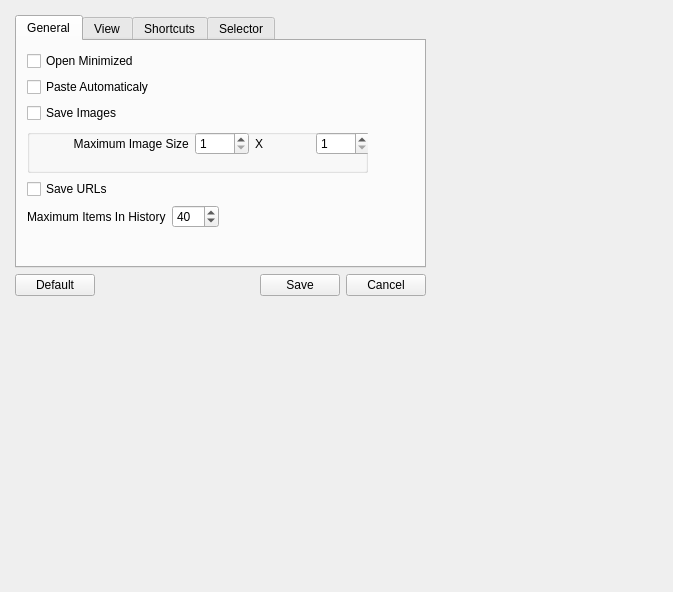
rusith/genius, file views/settingswindow.ui: the form before one commit.
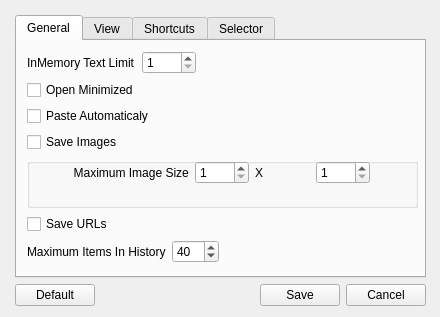
The form after the commit. The open tabs and pages were chosen to show the change. Icons and pictures are not drawn.

What changed in the file:
```diff
--- a/views/settingswindow.ui
+++ b/views/settingswindow.ui
@@ -6,8 +6,8 @@
    <rect>
     <x>0</x>
     <y>0</y>
-    <width>673</width>
-    <height>592</height>
+    <width>440</width>
+    <height>317</height>
    </rect>
   </property>
   <property name="windowTitle">
@@ -24,7 +24,7 @@
       <x>10</x>
       <y>10</y>
       <width>421</width>
-      <height>291</height>
+      <height>301</height>
      </rect>
     </property>
     <layout class="QVBoxLayout" name="verticalLayout_2">
@@ -54,11 +54,45 @@
           <rect>
            <x>10</x>
            <y>10</y>
-           <width>341</width>
-           <height>177</height>
+           <width>391</width>
+           <height>212</height>
           </rect>
          </property>
          <layout class="QVBoxLayout" name="VL2">
+          <item>
+           <layout class="QHBoxLayout" name="horizontalLayout_14">
+            <item>
+             <widget class="QLabel" name="label_15">
+              <property name="text">
+               <string>InMemory Text Limit</string>
+              </property>
+             </widget>
+            </item>
+            <item>
+             <widget class="QSpinBox" name="inMemoryTextLimit_sb">
+              <property name="minimum">
+               <number>1</number>
+              </property>
+              <property name="maximum">
+               <number>1000</number>
+              </property>
+             </widget>
+            </item>
+            <item>
+             <spacer name="horizontalSpacer_5">
+              <property name="orientation">
+               <enum>Qt::Horizontal</enum>
+              </property>
+              <property name="sizeHint" stdset="0">
+               <size>
+                <width>40</width>
+                <height>20</height>
+               </size>
+              </property>
+             </spacer>
+            </item>
+           </layout>
+          </item>
           <item>
            <widget class="QCheckBox" name="openMinimizedCheckbox">
             <property name="toolTip">
@@ -100,7 +134,7 @@
             <property name="title">
              <string/>
             </property>
-            <widget class="QWidget" name="">
+            <widget class="QWidget" name="layoutWidget">
              <property name="geometry">
               <rect>
                <x>0</x>
```
Left out of the diff: 20 changed lines with no effect on the pictures.
